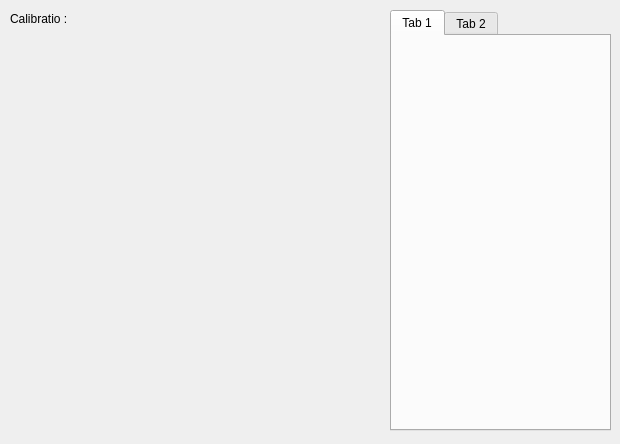
Qt form elikos_remote_calib/resource/calib_detection.ui (elikos/elikos_util) before a commit.
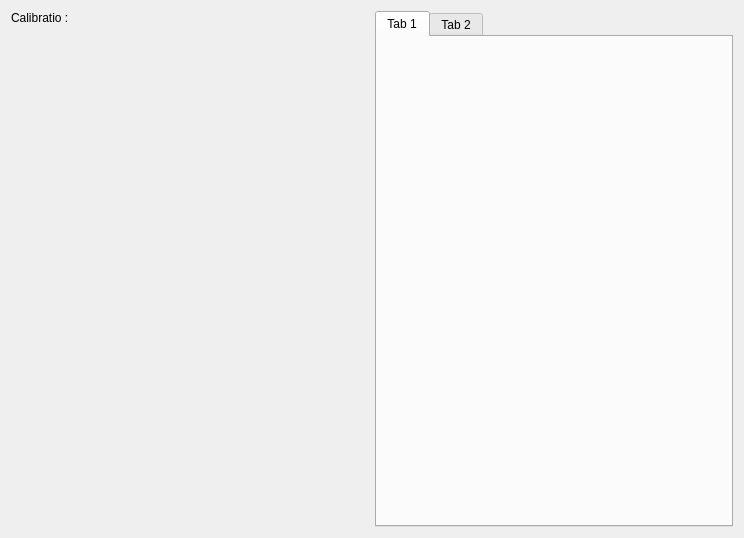
The same form after that commit. Custom widgets are drawn as their Qt base class.

Commit message: Ajout de la classe d'image view pour visualiser les images

```diff
--- a/elikos_remote_calib/resource/calib_detection.ui
+++ b/elikos_remote_calib/resource/calib_detection.ui
@@ -6,22 +6,48 @@
    <rect>
     <x>0</x>
     <y>0</y>
-    <width>620</width>
-    <height>444</height>
+    <width>744</width>
+    <height>538</height>
    </rect>
   </property>
+  <property name="sizePolicy">
+   <sizepolicy hsizetype="Expanding" vsizetype="Expanding">
+    <horstretch>0</horstretch>
+    <verstretch>0</verstretch>
+   </sizepolicy>
+  </property>
   <property name="windowTitle">
    <string>Form</string>
   </property>
+  <layout class="QHBoxLayout" name="horizontalLayout_2">
+   <item>
+    <layout class="QHBoxLayout" name="horizontalLayout">
+     <property name="sizeConstraint">
+      <enum>QLayout::SetMaximumSize</enum>
+     </property>
+     <item>
+      <layout class="QVBoxLayout" name="verticalLayout">
+       <item>
+        <widget class="QLabel" name="label">
+         <property name="text">
+          <string>Calibratio : </string>
+         </property>
+        </widget>
+       </item>
+       <item>
+        <widget class="ImageOutput" name="image" native="true">
+         <property name="sizePolicy">
+          <sizepolicy hsizetype="Expanding" vsizetype="Expanding">
+           <horstretch>0</horstretch>
+           <verstretch>0</verstretch>
+          </sizepolicy>
+         </property>
+        </widget>
+       </item>
+      </layout>
+     </item>
+     <item>
   <widget class="QTabWidget" name="tabWidget">
-   <property name="geometry">
-    <rect>
-     <x>390</x>
-     <y>10</y>
-     <width>221</width>
-     <height>421</height>
-    </rect>
-   </property>
    <widget class="QWidget" name="tab">
     <attribute name="title">
      <string>Tab 1</string>
@@ -33,29 +59,10 @@
     </attribute>
    </widget>
   </widget>
-  <widget class="QLabel" name="label">
-   <property name="geometry">
-    <rect>
-     <x>10</x>
-     <y>10</y>
-     <width>311</width>
-     <height>17</height>
-    </rect>
-   </property>
-   <property name="text">
-    <string>Calibratio : </string>
-   </property>
-  </widget>
-  <widget class="ImageOutput" name="widget" native="true">
-   <property name="geometry">
-    <rect>
-     <x>19</x>
-     <y>39</y>
-     <width>351</width>
-     <height>381</height>
-    </rect>
-   </property>
-  </widget>
+     </item>
+    </layout>
+   </item>
+  </layout>
  </widget>
  <customwidgets>
   <customwidget>
```
Lines whose indentation alone changed are shown as unchanged. The commit also changes 8 other files.
